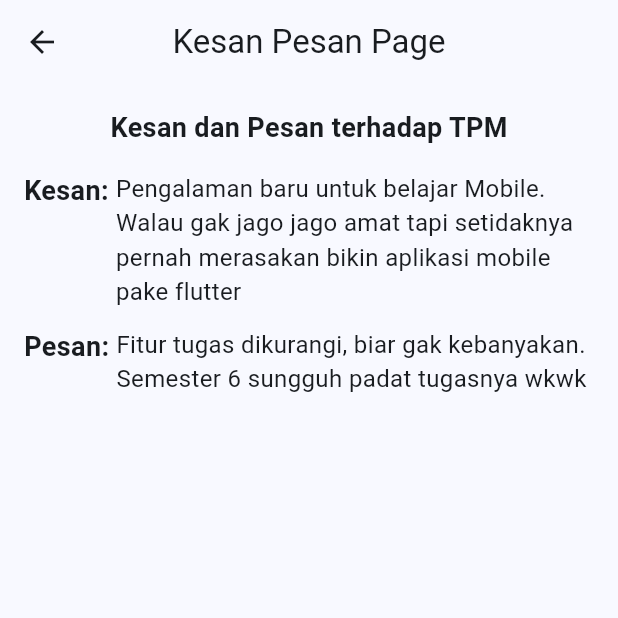
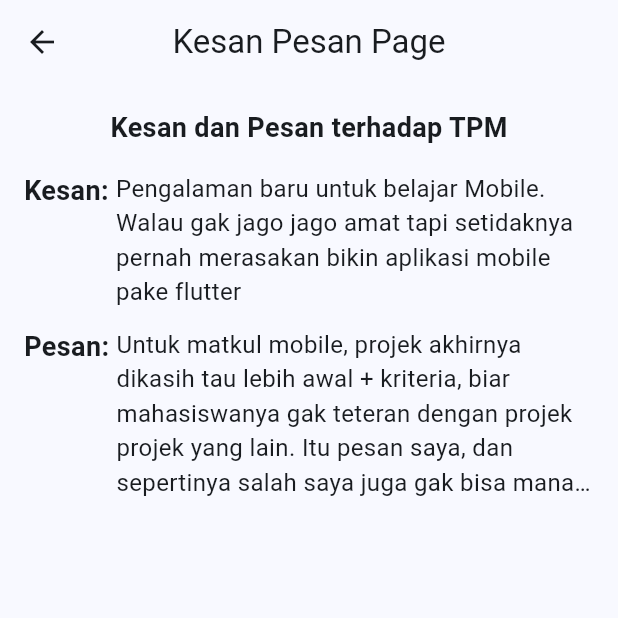
Before and after one commit to Simad9/ProjekAkhir_TPM, a Flutter app: the KesanTpmScreen screen opened by its route, on a phone screen of 412 x 824 dp, the top half of it. Run offline on Flutter 3.47's test engine with Material 3 defaults, Android fonts, the phone set to English and light mode, and no system bars; our stand-ins replace flutter_local_notifications, geolocator, sensors_plus, shared_preferences, timezone; accounts and stored records are empty.

Commit message:
update : last sudah cape

```diff
--- a/lib/main.dart
+++ b/lib/main.dart
@@ -1,5 +1,3 @@
-import 'dart:io';
-
 import 'package:flutter/material.dart';
 import 'package:projek_akhir_mobile/screens/auth/login_screen.dart';
 import 'package:projek_akhir_mobile/screens/auth/register_screen.dart';
--- a/lib/screens/pages/developer_screen.dart
+++ b/lib/screens/pages/developer_screen.dart
@@ -34,7 +34,7 @@ class _DeveloperScreenState extends State<DeveloperScreen> {
           padding: const EdgeInsets.all(16),
           children: [
             _anggotaList(
-              "lib/assets/images/logo.png",
+              "lib/assets/images/wijdan.JPG",
               "Wijdan Akhmad S",
               "123220010",
             ),
--- a/lib/screens/pages/kesan_tpm_screen.dart
+++ b/lib/screens/pages/kesan_tpm_screen.dart
@@ -69,7 +69,7 @@ class _KesanTpmScreenState extends State<KesanTpmScreen> {
                   ),
                   Expanded(
                     child: Text(
-                      "Fitur tugas dikurangi, biar gak kebanyakan. Semester 6 sungguh padat tugasnya wkwk",
+                      "Untuk matkul mobile, projek akhirnya dikasih tau lebih awal + kriteria, biar mahasiswanya gak teteran dengan projek projek yang lain. Itu pesan saya, dan sepertinya salah saya juga gak bisa manage waktu sih",
                       style: TextStyle(fontSize: 16),
                       overflow: TextOverflow.ellipsis,
                       maxLines: 5,
--- a/pubspec.yaml
+++ b/pubspec.yaml
@@ -32,3 +32,4 @@ flutter:
   uses-material-design: true
   assets:
     - lib/assets/images/logo.png
+    - lib/assets/images/wijdan.JPG
```
Also changed, not shown: 1 other file.
